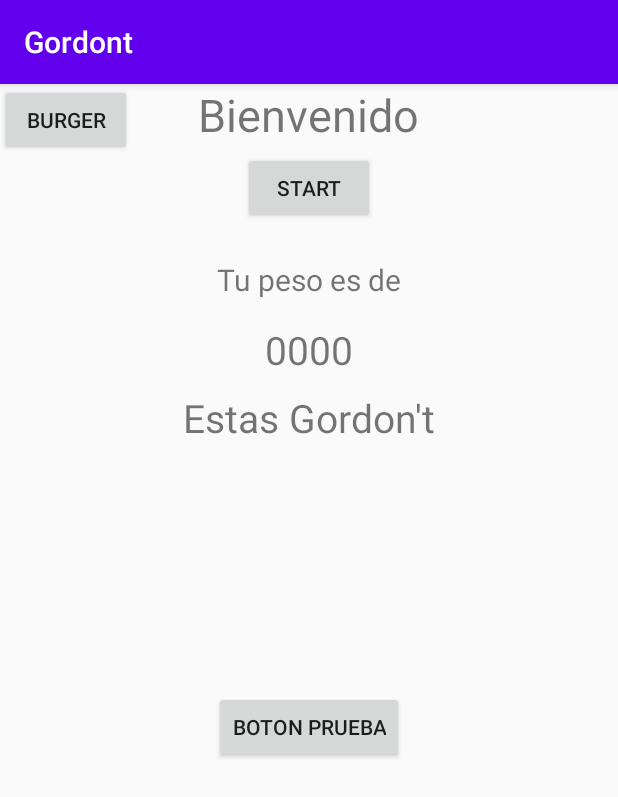
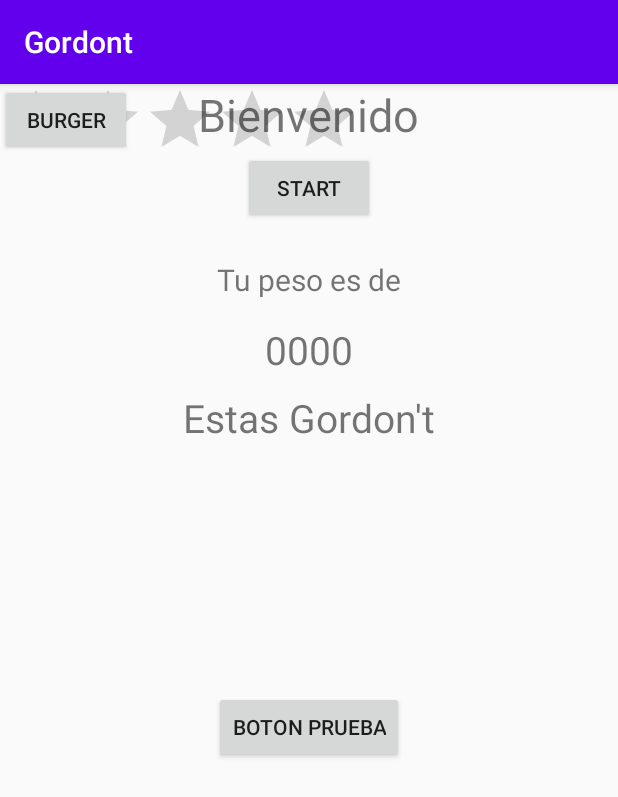
Before and after one commit to Daebore/Gordont, an Android app: the screen it shows after launch (MainActivity), on a phone screen of 412 x 824 dp. Shown: the top 797 px of the screen. Run offline under Robolectric (Android 15) with nearby library versions, the phone set to English and light mode, and no system bars; our stand-ins replace data binding.

Commit message:
anyadir bar

```diff
--- a/app/src/main/res/layout/activity_main.xml
+++ b/app/src/main/res/layout/activity_main.xml
@@ -89,6 +89,14 @@
             tools:layout_editor_absoluteY="62dp"
             tools:ignore="MissingConstraints" />
 
+        <RatingBar
+            android:id="@+id/ratingBar"
+            android:layout_width="wrap_content"
+            android:layout_height="wrap_content"
+            tools:layout_editor_absoluteX="101dp"
+            tools:layout_editor_absoluteY="29dp"
+            tools:ignore="MissingConstraints" />
+
         <Button
             android:id="@+id/button3"
             android:layout_width="wrap_content"
```
